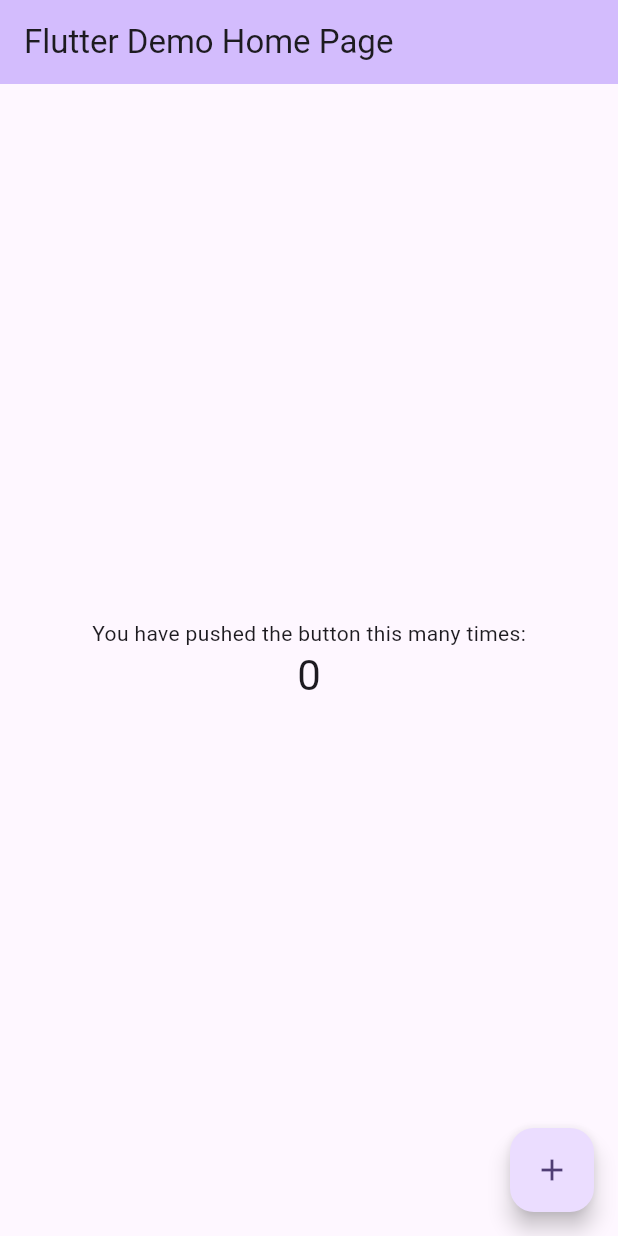
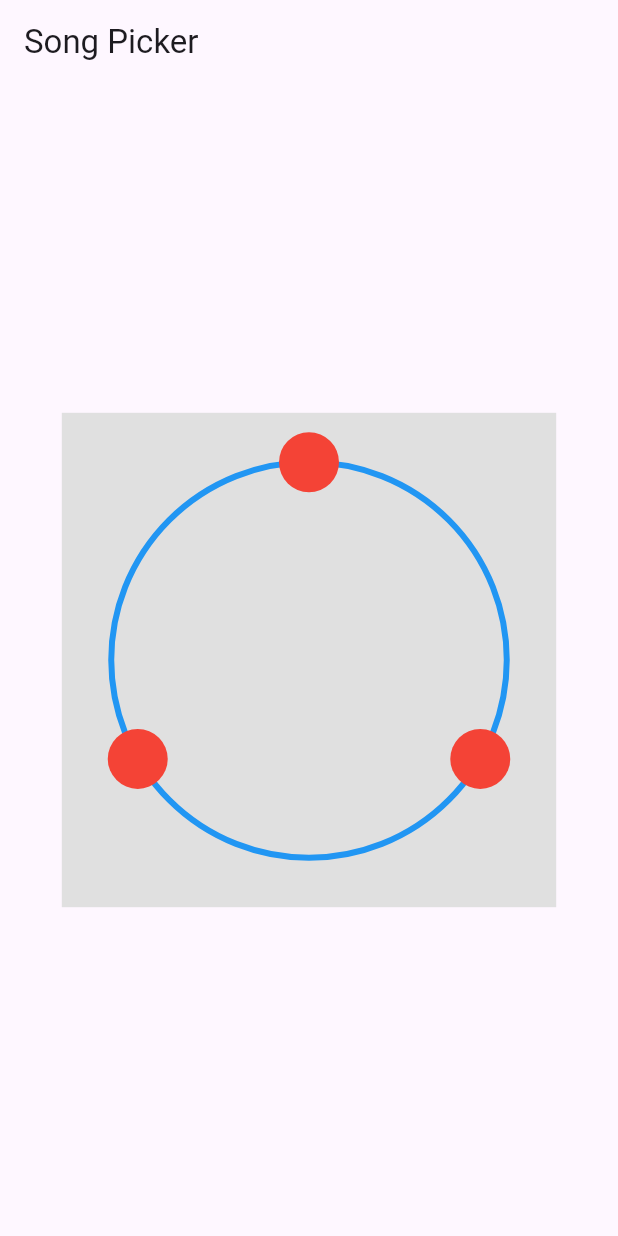
Before and after one commit to dinaaa25/BigDataProject, a Flutter app: the screen it shows after launch, on a phone screen of 412 x 824 dp. Run offline on Flutter 3.47's test engine with Material 3 defaults, Android fonts, the phone set to English and light mode, and no system bars.

Commit message:
first version page

```diff
--- /dev/null
+++ b/mbd_website/lib/domain/objects.dart
@@ -0,0 +1,10 @@
+import 'dart:ui';
+
+class Bubble {
+  final String genre;
+  final Color color;
+  final int xPosition;
+  final int yPosition;
+
+  const Bubble({required this.genre, required this.color, required this.xPosition, required this.yPosition});
+}
--- a/mbd_website/lib/main.dart
+++ b/mbd_website/lib/main.dart
@@ -1,4 +1,5 @@
 import 'package:flutter/material.dart';
+import 'package:mbd_website/presentation/selection_page/song_picker_page.dart';
 
 void main() {
   runApp(const MyApp());
@@ -7,119 +8,14 @@ void main() {
 class MyApp extends StatelessWidget {
   const MyApp({super.key});
 
-  // This widget is the root of your application.
   @override
   Widget build(BuildContext context) {
     return MaterialApp(
-      title: 'Flutter Demo',
+      title: 'My Bubble Diary',
       theme: ThemeData(
-        // This is the theme of your application.
-        //
-        // TRY THIS: Try running your application with "flutter run". You'll see
-        // the application has a blue toolbar. Then, without quitting the app,
-        // try changing the seedColor in the colorScheme below to Colors.green
-        // and then invoke "hot reload" (save your changes or press the "hot
-        // reload" button in a Flutter-supported IDE, or press "r" if you used
-        // the command line to start the app).
-        //
-        // Notice that the counter didn't reset back to zero; the application
-        // state is not lost during the reload. To reset the state, use hot
-        // restart instead.
-        //
-        // This works for code too, not just values: Most code changes can be
-        // tested with just a hot reload.
-        colorScheme: ColorScheme.fromSeed(seedColor: Colors.deepPurple),
-        useMaterial3: true,
+        primarySwatch: Colors.blue,
       ),
-      home: const MyHomePage(title: 'Flutter Demo Home Page'),
+      home: SongPickerPage(),
     );
   }
 }
-
-class MyHomePage extends StatefulWidget {
-  const MyHomePage({super.key, required this.title});
-
-  // This widget is the home page of your application. It is stateful, meaning
-  // that it has a State object (defined below) that contains fields that affect
-  // how it looks.
-
-  // This class is the configuration for the state. It holds the values (in this
-  // case the title) provided by the parent (in this case the App widget) and
-  // used by the build method of the State. Fields in a Widget subclass are
-  // always marked "final".
-
-  final String title;
-
-  @override
-  State<MyHomePage> createState() => _MyHomePageState();
-}
-
-class _MyHomePageState extends State<MyHomePage> {
-  int _counter = 0;
-
-  void _incrementCounter() {
-    setState(() {
-      // This call to setState tells the Flutter framework that something has
-      // changed in this State, which causes it to rerun the build method below
-      // so that the display can reflect the updated values. If we changed
-      // _counter without calling setState(), then the build method would not be
-      // called again, and so nothing would appear to happen.
-      _counter++;
-    });
-  }
-
-  @override
-  Widget build(BuildContext context) {
-    // This method is rerun every time setState is called, for instance as done
-    // by the _incrementCounter method above.
-    //
-    // The Flutter framework has been optimized to make rerunning build methods
-    // fast, so that you can just rebuild anything that needs updating rather
-    // than having to individually change instances of widgets.
-    return Scaffold(
-      appBar: AppBar(
-        // TRY THIS: Try changing the color here to a specific color (to
-        // Colors.amber, perhaps?) and trigger a hot reload to see the AppBar
-        // change color while the other colors stay the same.
-        backgroundColor: Theme.of(context).colorScheme.inversePrimary,
-        // Here we take the value from the MyHomePage object that was created by
-        // the App.build method, and use it to set our appbar title.
-        title: Text(widget.title),
-      ),
-      body: Center(
-        // Center is a layout widget. It takes a single child and positions it
-        // in the middle of the parent.
-        child: Column(
-          // Column is also a layout widget. It takes a list of children and
-          // arranges them vertically. By default, it sizes itself to fit its
-          // children horizontally, and tries to be as tall as its parent.
-          //
-          // Column has various properties to control how it sizes itself and
-          // how it positions its children. Here we use mainAxisAlignment to
-          // center the children vertically; the main axis here is the vertical
-          // axis because Columns are vertical (the cross axis would be
-          // horizontal).
-          //
-          // TRY THIS: Invoke "debug painting" (choose the "Toggle Debug Paint"
-          // action in the IDE, or press "p" in the console), to see the
-          // wireframe for each widget.
-          mainAxisAlignment: MainAxisAlignment.center,
-          children: <Widget>[
-            const Text(
-              'You have pushed the button this many times:',
-            ),
-            Text(
-              '$_counter',
-              style: Theme.of(context).textTheme.headlineMedium,
-            ),
-          ],
-        ),
-      ),
-      floatingActionButton: FloatingActionButton(
-        onPressed: _incrementCounter,
-        tooltip: 'Increment',
-        child: const Icon(Icons.add),
-      ), // This trailing comma makes auto-formatting nicer for build methods.
-    );
-  }
-}
--- /dev/null
+++ b/mbd_website/lib/presentation/selection_page/song_picker_page.dart
@@ -0,0 +1,89 @@
+import 'package:flutter/material.dart';
+import 'dart:math' as math;
+
+class SongPickerPage extends StatelessWidget {
+  const SongPickerPage({super.key});
+
+  @override
+  Widget build(BuildContext context) {
+    return Scaffold(
+      appBar: AppBar(
+        title: const Text('Song Picker'),
+      ),
+      body: const BubbleCircle(),
+    );
+  }
+}
+
+class BubbleCircle extends StatelessWidget {
+  const BubbleCircle({super.key});
+
+  @override
+  Widget build(BuildContext context) {
+    // Using MediaQuery to get screen size
+    final screenSize = MediaQuery.of(context).size;
+    final squareSize = math.min(screenSize.width, screenSize.height) * 0.8;
+    final circleDiameter = squareSize * 0.8;
+
+    return Center(
+      child: Container(
+        width: squareSize,
+        height: squareSize,
+        decoration: BoxDecoration(
+          color: Colors.grey[300], // Background color for the square
+          shape: BoxShape.rectangle,
+        ),
+        child: CustomPaint(
+          painter: BubblePainter(circleDiameter),
+        ),
+      ),
+    );
+  }
+}
+
+class BubblePainter extends CustomPainter {
+  final double diameter;
+
+  BubblePainter(this.diameter);
+
+  @override
+  void paint(Canvas canvas, Size size) {
+    final Paint circlePaint = Paint()
+      ..color = Colors.blue
+      ..style = PaintingStyle.stroke
+      ..strokeWidth = 4.0;
+
+    final Paint bubblePaint = Paint()
+      ..color = Colors.red
+      ..style = PaintingStyle.fill;
+
+    // Center of the square
+    final Offset center = Offset(size.width / 2, size.height / 2);
+    // Radius of the circle
+    final double radius = diameter / 2;
+
+    // Draw the main circle
+    canvas.drawCircle(center, radius, circlePaint);
+
+    // Calculate the bubble positions and draw them
+    const int numberOfBubbles = 3;
+    // Adjust the starting angle to be at the top center
+    final double startAngle = -math.pi / 2;
+    for (int i = 0; i < numberOfBubbles; i++) {
+      // Angle calculation for bubble placement
+      double angle = startAngle + (2 * math.pi / numberOfBubbles) * i;
+      // Bubble position
+      Offset bubblePosition = Offset(
+        center.dx + radius * math.cos(angle),
+        center.dy + radius * math.sin(angle),
+      );
+      // Draw the bubble
+      canvas.drawCircle(bubblePosition, 20.0, bubblePaint); // Bubble radius is set to 20.0
+    }
+  }
+
+  @override
+  bool shouldRepaint(covariant CustomPainter oldDelegate) {
+    return false;
+  }
+}
```
